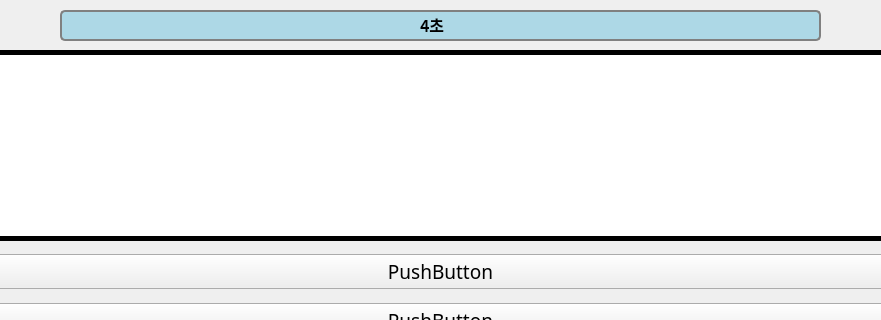
Before: the Qt Designer form TestWindow.ui in KangInPark/VocaTester, drawn with Qt 5; both pictures show x 110 to 991 and y 0 to 320 of the 1106 by 604 pixel window.
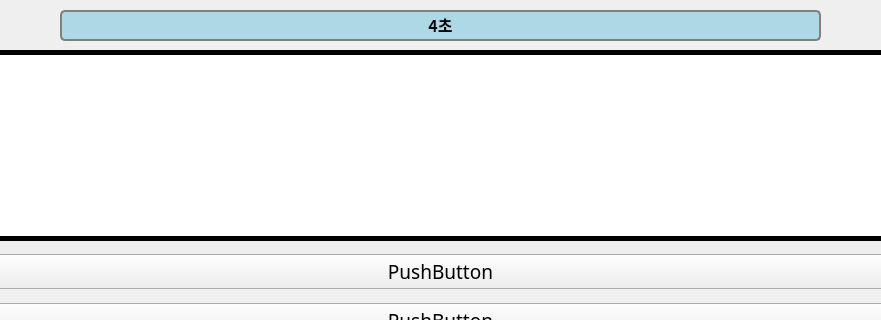
After: the same form once the commit is applied.

The edit to the form file:
```diff
--- a/TestWindow.ui
+++ b/TestWindow.ui
@@ -252,9 +252,9 @@
   <widget class="QLabel" name="tlabel">
    <property name="geometry">
     <rect>
-     <x>530</x>
+     <x>190</x>
      <y>14</y>
-     <width>41</width>
+     <width>721</width>
      <height>21</height>
     </rect>
    </property>
@@ -269,6 +269,9 @@
    <property name="text">
     <string>4초</string>
    </property>
+   <property name="alignment">
+    <set>Qt::AlignCenter</set>
+   </property>
   </widget>
  </widget>
  <resources/>
```
